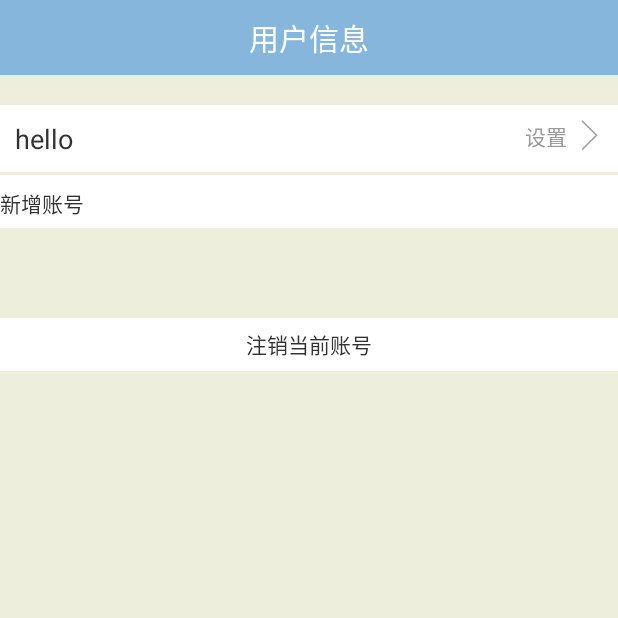
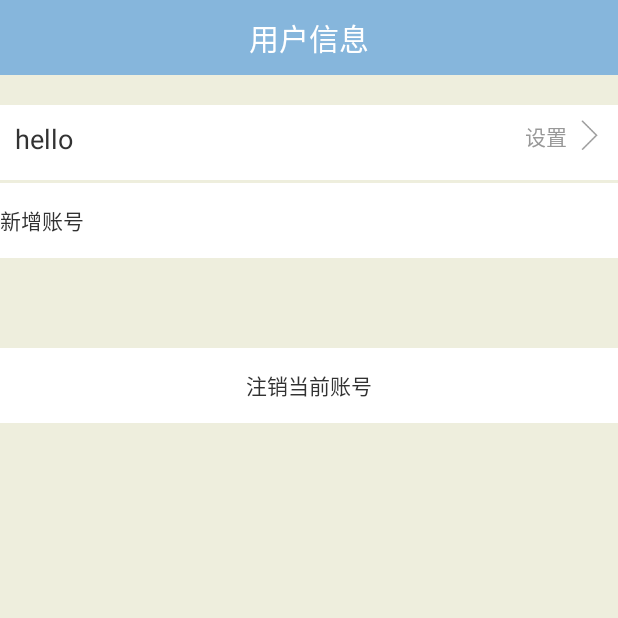
Before and after one commit to wuxinbo/ftpfile, an Android app: the UserActivity screen opened directly, with no data from a screen before it, on a phone screen of 412 x 824 dp, the top half of it. Run offline under Robolectric (Android 15) with nearby library versions, the phone set to English and light mode, and no system bars; network calls fail.

```diff
--- a/src/main/java/com/wu/ftpfile/UI/FileListView.java
+++ b/src/main/java/com/wu/ftpfile/UI/FileListView.java
@@ -41,8 +41,6 @@ public class FileListView extends ListView implements AdapterView.OnItemClickLis
      */
     private FileListFragment serverfileListFragment;
     private FileListFragment LocalfileListFragment;
-    //    private static  SQLiteDatabase db=null;
-//    private static DataBaseUtil dbhelper =null;
     private List<FileInfo> fileinfos = null;
     /**
      * 服务器上的文件路径
--- a/src/main/java/com/wu/ftpfile/UI/LevelItem.java
+++ b/src/main/java/com/wu/ftpfile/UI/LevelItem.java
@@ -4,6 +4,7 @@ import android.content.Context;
 import android.content.Intent;
 import android.graphics.Color;
 import android.util.AttributeSet;
+import android.util.Log;
 import android.view.LayoutInflater;
 import android.view.View;
 import android.widget.LinearLayout;
@@ -39,10 +40,10 @@ public class LevelItem extends LinearLayout implements View.OnClickListener {
     }
 
     private void initMap(){
-        activityMaps.put(array[0],"LoginActivity");
+        activityMaps.put(array[0], context.getPackageName() + ".activity.UserActivity");
         activityMaps.put(array[1],"");
         activityMaps.put(array[2],"");
-        activityMaps.put(array[3],"AboutActivity");
+        activityMaps.put(array[3], context.getPackageName() + ".activity.AboutActivity");
     }
     /**
      * 初始化控件。
@@ -52,6 +53,9 @@ public class LevelItem extends LinearLayout implements View.OnClickListener {
     private void initwidgt(Context context) {
         this.context=context;
         View view = LayoutInflater.from(context).inflate(R.layout.setlistview_layout, this);
+        if (isInEditMode()){
+            return;
+        }
         array=context.getResources().getStringArray(R.array.setting);//得到设置界面的集合。
         itemNameview = (TextView) view.findViewById(R.id.SetText);
         itemvalview = (TextView) view.findViewById(R.id.value);
@@ -78,9 +82,9 @@ public class LevelItem extends LinearLayout implements View.OnClickListener {
        Intent in= new Intent();
        for (String str:array){
             //比对Map中存放的数据和和用户点击的数据。符合规则进行跳转。
-            if (text.toString().equals(str)&&!activityMaps.get(str).equals("")){
+           if (text.getText().toString().equals(str) && !activityMaps.get(str).equals("")) {
                 //根据存放在数组Map的activity名，来决定跳转到对应的activity。
-                in.setClassName(context,activityMaps.get(str));
+                in.setClassName(context, activityMaps.get(str));
                 context.startActivity(in);
                 break;
             }
--- a/src/main/java/com/wu/ftpfile/activity/LoginActivity.java
+++ b/src/main/java/com/wu/ftpfile/activity/LoginActivity.java
@@ -65,6 +65,7 @@ public class LoginActivity extends MyActivity implements preLoginlistener {
                 login_pwd.getText().toString());
             DataBaseUtil dataHelper =DataBaseUtil.getdataHelper(this);
             user.setEncoding("UTF-8");
+            user.setCurrentUser("1");//登录时设置为默认用户。
             dataHelper.saveUserInfo(user);
             gotofileinfoactivity();
         return user;
--- a/src/main/java/com/wu/ftpfile/activity/UserActivity.java
+++ b/src/main/java/com/wu/ftpfile/activity/UserActivity.java
@@ -1,7 +1,10 @@
 package com.wu.ftpfile.activity;
 
+import android.content.Context;
+import android.content.Intent;
 import android.os.Bundle;
 import android.view.View;
+import android.widget.TextView;
 
 import com.wu.ftpfile.R;
 import com.wu.ftpfile.UI.LevelItem;
@@ -15,6 +18,7 @@ public class UserActivity extends MyActivity{
      * 显示当前用户信息。
      */
     private LevelItem userView;
+    private TextView exitView;
     @Override
     protected void setview() {
         nav_title.setText(getString(R.string.userInfo));//设置导航栏的表题。
@@ -28,9 +32,19 @@ public class UserActivity extends MyActivity{
         initactivity();
     }
 
+    /**
+     * 注销当前账号。
+     * @param v
+     */
+    public void logout(View v){
+        Intent in =new Intent();
+        in.setClass(this,LoginActivity.class);
+        startActivity(in);
+    }
     @Override
     protected void initview() {
-    userView =(LevelItem)findViewById(R.id.userView);
+        userView =(LevelItem)findViewById(R.id.userView);
+        exitView= (TextView) findViewById(R.id.exitView);
     }
 
     @Override
--- a/src/main/java/com/wu/ftpfile/model/Constant.java
+++ b/src/main/java/com/wu/ftpfile/model/Constant.java
@@ -8,10 +8,6 @@ import android.os.Environment;
  * @author wuxinbo
  */
 public class Constant {
-//    /**
-//     * 菜单设置按钮的ID
-//     */
-//    public static final int SETTING = 4;
     /**
      * 用户表表名。
      */
@@ -26,6 +22,7 @@ public class Constant {
             "host_name varchar(10)," + //ip地址
             "port varchar(5),"+ //端口号
             "encoding varchar(5),"+//服务器上的编码
+            "current_user varchar(2),"+ //是否为当前用户
             "login_time time)"; //最后登录时间
 
     /**
--- a/src/main/res/layout/userinfo_layout.xml
+++ b/src/main/res/layout/userinfo_layout.xml
@@ -12,24 +12,28 @@
     <com.wu.ftpfile.UI.LevelItem
         android:id="@+id/userView"
         android:layout_width="match_parent"
-        android:layout_height="wrap_content"
+        android:layout_height="50dp"
         android:layout_marginTop="20dp">
 
     </com.wu.ftpfile.UI.LevelItem>
     <TextView
         android:id="@+id/addUser"
         android:layout_width="match_parent"
-        android:layout_height="35dp"
+        android:layout_height="50dp"
         android:layout_marginTop="2dp"
         android:background="@color/Edit_background"
         android:text="@string/addUser"
-        android:paddingTop="8dp"/>
+        android:gravity="center_vertical"
+        />
     <TextView
+        android:id="@+id/exitView"
         android:layout_width="match_parent"
-        android:layout_height="35dp"
+        android:layout_height="50dp"
         android:layout_marginTop="60dp"
         android:background="@color/Edit_background"
         android:text="@string/exit_current_User"
         android:gravity="center"
+        android:clickable="true"
+        android:onClick="logout"
         />
 </LinearLayout>
--- a/src/main/res/values/strings.xml
+++ b/src/main/res/values/strings.xml
@@ -19,6 +19,7 @@
     <string name="download">下载</string>
     <string name="not_null">所填信息不能为空！</string>
     <string name="title_local">本地文件</string>
+    <string name="net_err">不能连接到服务器，请检查网络！</string>
     <!-- 设置界面 -->
     <string name="action_settings">设置</string>
     <string name="title_activity_main">服务器</string>
```
Also changed, not shown: src/main/java/com/wu/ftp/Ftpclient.java (+3 -11 lines), src/main/java/com/wu/ftp/UserInfo.java (+26 -0 lines), src/main/java/com/wu/ftpfile/AsyncTask/AsyncConnectServer.java (+23 -6 lines), src/main/java/com/wu/ftpfile/fragment/ServerInfoFragment.java (+16 -17 lines), src/main/java/com/wu/ftpfile/utils/DataBaseUtil.java (+21 -1 lines), src/main/res/values/array.xml (+4 -4 lines).
